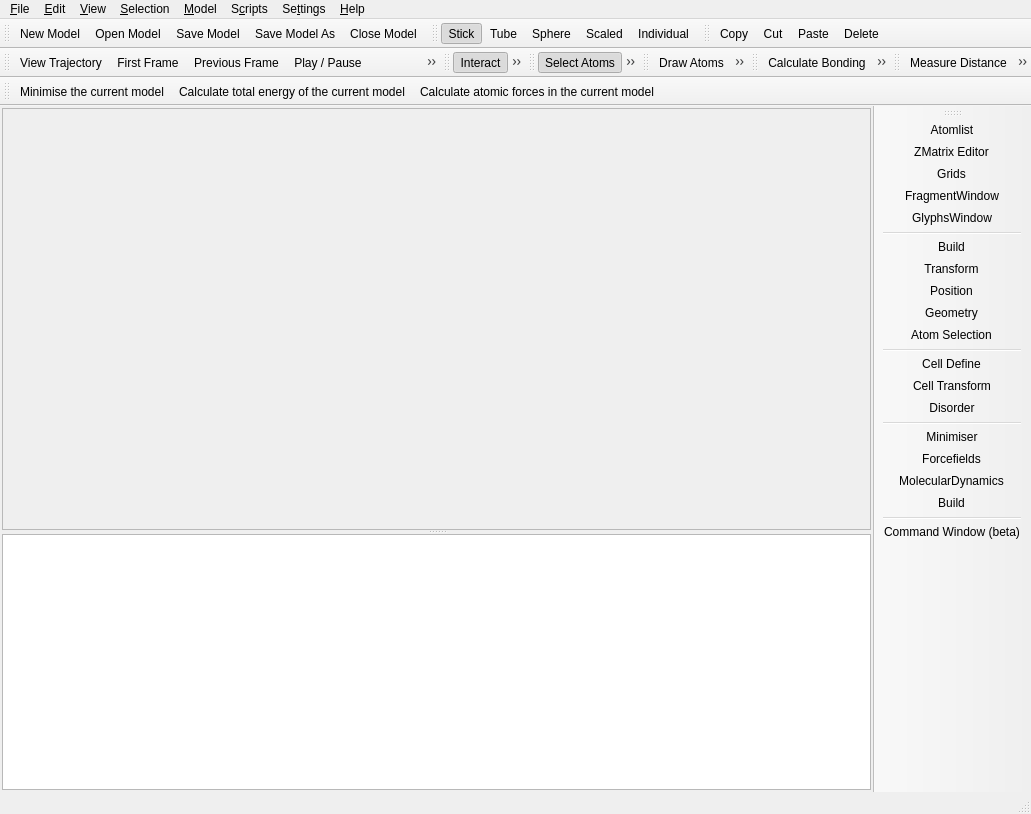
Before: the Qt Designer form trunk/src/gui/mainwindow.ui in trisyoungs/aten, drawn with Qt 5.
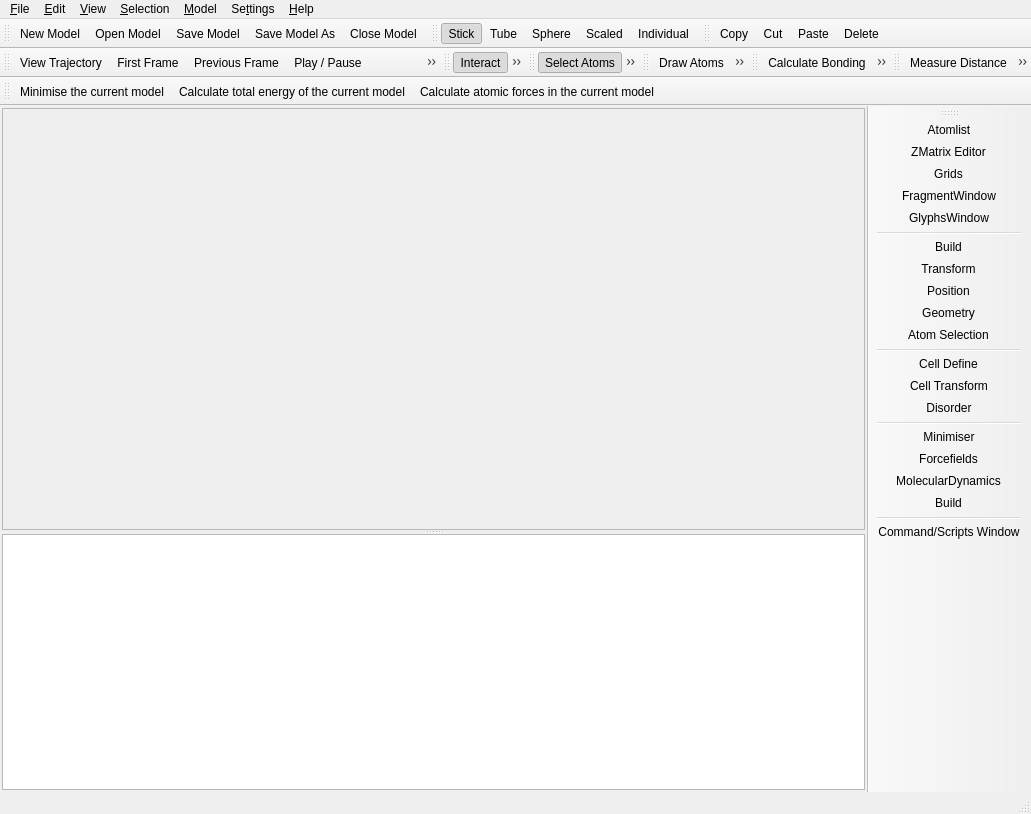
After: the same form once the commit is applied. Icons and pictures are not drawn. Custom widgets are drawn as their Qt base class.

Commit message: Removed script-related actions from mainwindow.h, infavour of (finally) completed scripts page in Command/Scripts window. Added Command Help to Command/Scripts window. Removed Scripts menu and Command Help window.

What changed in the file:
```diff
--- a/trunk/src/gui/mainwindow.ui
+++ b/trunk/src/gui/mainwindow.ui
@@ -41,17 +41,9 @@
   <property name="dockNestingEnabled" >
    <bool>false</bool>
   </property>
-  <widget class="QWidget" name="MainWindowLayout" >
-   <property name="geometry" >
-    <rect>
-     <x>0</x>
-     <y>125</y>
-     <width>996</width>
-     <height>666</height>
-    </rect>
-   </property>
-   <layout class="QHBoxLayout" >
-    <property name="spacing" >
+  <widget class="QWidget" name="MainWindowLayout">
+   <layout class="QHBoxLayout">
+    <property name="spacing">
      <number>4</number>
     </property>
     <property name="margin" >
@@ -146,25 +138,25 @@
     </item>
    </layout>
   </widget>
-  <widget class="QMenuBar" name="MainWindowMenuBar" >
-   <property name="geometry" >
+  <widget class="QMenuBar" name="MainWindowMenuBar">
+   <property name="geometry">
     <rect>
      <x>0</x>
      <y>0</y>
      <width>1031</width>
-     <height>23</height>
+     <height>22</height>
     </rect>
    </property>
-   <widget class="QMenu" name="SettingsMenu" >
-    <property name="title" >
+   <widget class="QMenu" name="SettingsMenu">
+    <property name="title">
      <string>Se&amp;ttings</string>
     </property>
     <addaction name="actionPreferences" />
     <addaction name="separator" />
     <addaction name="actionReloadFilters" />
    </widget>
-   <widget class="QMenu" name="FileMenu" >
-    <property name="title" >
+   <widget class="QMenu" name="FileMenu">
+    <property name="title">
      <string>&amp;File</string>
     </property>
     <widget class="QMenu" name="RecentMenu" >
@@ -191,8 +183,8 @@
     <addaction name="separator" />
     <addaction name="actionFileQuit" />
    </widget>
-   <widget class="QMenu" name="EditMenu" >
-    <property name="title" >
+   <widget class="QMenu" name="EditMenu">
+    <property name="title">
      <string>&amp;Edit</string>
     </property>
     <addaction name="actionEditUndo" />
@@ -211,8 +203,8 @@
     <addaction name="actionEditSelectAll" />
     <addaction name="actionEditSelectNone" />
    </widget>
-   <widget class="QMenu" name="ViewMenu" >
-    <property name="title" >
+   <widget class="QMenu" name="ViewMenu">
+    <property name="title">
      <string>&amp;View</string>
     </property>
     <widget class="QMenu" name="menuSetView" >
@@ -267,15 +259,8 @@
     <addaction name="actionViewModel" />
     <addaction name="actionViewTrajectory" />
    </widget>
-   <widget class="QMenu" name="ScriptsMenu" >
-    <property name="title" >
-     <string>S&amp;cripts</string>
-    </property>
-    <addaction name="actionLoadScript" />
-    <addaction name="separator" />
-   </widget>
-   <widget class="QMenu" name="ModelMenu" >
-    <property name="title" >
+   <widget class="QMenu" name="ModelMenu">
+    <property name="title">
      <string>&amp;Model</string>
     </property>
     <widget class="QMenu" name="menuMeasurements" >
@@ -306,8 +291,8 @@
     <addaction name="actionModelShowAll" />
     <addaction name="separator" />
    </widget>
-   <widget class="QMenu" name="AtomContextMenu" >
-    <property name="title" >
+   <widget class="QMenu" name="AtomContextMenu">
+    <property name="title">
      <string>&amp;Selection</string>
     </property>
     <widget class="QMenu" name="AtomLabelsMenu" >
@@ -355,8 +340,8 @@
     <addaction name="separator" />
     <addaction name="actionCentreAtOrigin" />
    </widget>
-   <widget class="QMenu" name="menuHelp" >
-    <property name="title" >
+   <widget class="QMenu" name="menuHelp">
+    <property name="title">
      <string>&amp;Help</string>
     </property>
     <addaction name="actionAboutAten" />
@@ -364,14 +349,13 @@
     <addaction name="separator" />
     <addaction name="actionCommandHelp" />
    </widget>
-   <addaction name="FileMenu" />
-   <addaction name="EditMenu" />
-   <addaction name="ViewMenu" />
-   <addaction name="AtomContextMenu" />
-   <addaction name="ModelMenu" />
-   <addaction name="ScriptsMenu" />
-   <addaction name="SettingsMenu" />
-   <addaction name="menuHelp" />
+   <addaction name="FileMenu"/>
+   <addaction name="EditMenu"/>
+   <addaction name="ViewMenu"/>
+   <addaction name="AtomContextMenu"/>
+   <addaction name="ModelMenu"/>
+   <addaction name="SettingsMenu"/>
+   <addaction name="menuHelp"/>
   </widget>
   <widget class="QStatusBar" name="MainWindowStatusBar" >
    <property name="geometry" >
@@ -740,16 +724,8 @@
    <addaction name="actionCalculateEnergy" />
    <addaction name="actionCalculateForces" />
   </widget>
-  <widget class="QToolBar" name="WindowToolbar" >
-   <property name="geometry" >
-    <rect>
-     <x>996</x>
-     <y>125</y>
-     <width>35</width>
-     <height>666</height>
-    </rect>
-   </property>
-   <property name="windowTitle" >
+  <widget class="QToolBar" name="WindowToolbar">
+   <property name="windowTitle">
     <string>Tool WIndows</string>
    </property>
    <property name="orientation" >
@@ -767,28 +743,28 @@
    <attribute name="toolBarBreak" >
     <bool>false</bool>
    </attribute>
-   <addaction name="actionAtomlistWindow" />
-   <addaction name="actionZMatrixEditorWindow" />
-   <addaction name="actionGridsWindow" />
-   <addaction name="actionFragmentWindow" />
-   <addaction name="actionGlyphsWindow" />
-   <addaction name="separator" />
-   <addaction name="actionBuildWindow" />
-   <addaction name="actionTransformWindow" />
-   <addaction name="actionPositionWindow" />
-   <addaction name="actionGeometryWindow" />
-   <addaction name="actionSelectWindow" />
-   <addaction name="separator" />
-   <addaction name="actionCellDefineWindow" />
-   <addaction name="actionCellTransformWindow" />
-   <addaction name="actionDisorderWindow" />
-   <addaction name="separator" />
-   <addaction name="actionMinimiserWindow" />
-   <addaction name="actionForcefieldsWindow" />
-   <addaction name="actionMolecularDynamicsWindow" />
-   <addaction name="actionVibrationsWindow" />
-   <addaction name="separator" />
-   <addaction name="actionCommandWindow" />
+   <addaction name="actionAtomlistWindow"/>
+   <addaction name="actionZMatrixEditorWindow"/>
+   <addaction name="actionGridsWindow"/>
+   <addaction name="actionFragmentWindow"/>
+   <addaction name="actionGlyphsWindow"/>
+   <addaction name="separator"/>
+   <addaction name="actionBuildWindow"/>
+   <addaction name="actionTransformWindow"/>
+   <addaction name="actionPositionWindow"/>
+   <addaction name="actionGeometryWindow"/>
+   <addaction name="actionSelectWindow"/>
+   <addaction name="separator"/>
+   <addaction name="actionCellDefineWindow"/>
+   <addaction name="actionCellTransformWindow"/>
+   <addaction name="actionDisorderWindow"/>
+   <addaction name="separator"/>
+   <addaction name="actionMinimiserWindow"/>
+   <addaction name="actionForcefieldsWindow"/>
+   <addaction name="actionMolecularDynamicsWindow"/>
+   <addaction name="actionVibrationsWindow"/>
+   <addaction name="separator"/>
+   <addaction name="actionCommandWindow"/>
   </widget>
   <action name="actionFileOpen" >
    <property name="icon" >
@@ -2347,8 +2323,8 @@
     <iconset resource="icons.qrc" >
      <normaloff>:/stackicons/icons/stack_command.svg</normaloff>:/stackicons/icons/stack_command.svg</iconset>
    </property>
-   <property name="text" >
-    <string>Command Window (beta)</string>
+   <property name="text">
+    <string>Command/Scripts Window</string>
    </property>
   </action>
   <action name="actionSetBondLength" >
@@ -2557,7 +2533,7 @@
    </property>
   </action>
  </widget>
- <layoutdefault spacing="0" margin="0" />
+ <layoutdefault spacing="0" margin="0"/>
  <customwidgets>
   <customwidget>
    <class>TTabBar</class>
```
Left out of the diff: 2156 changed lines with no effect on the pictures. The commit also changes 21 other files.
